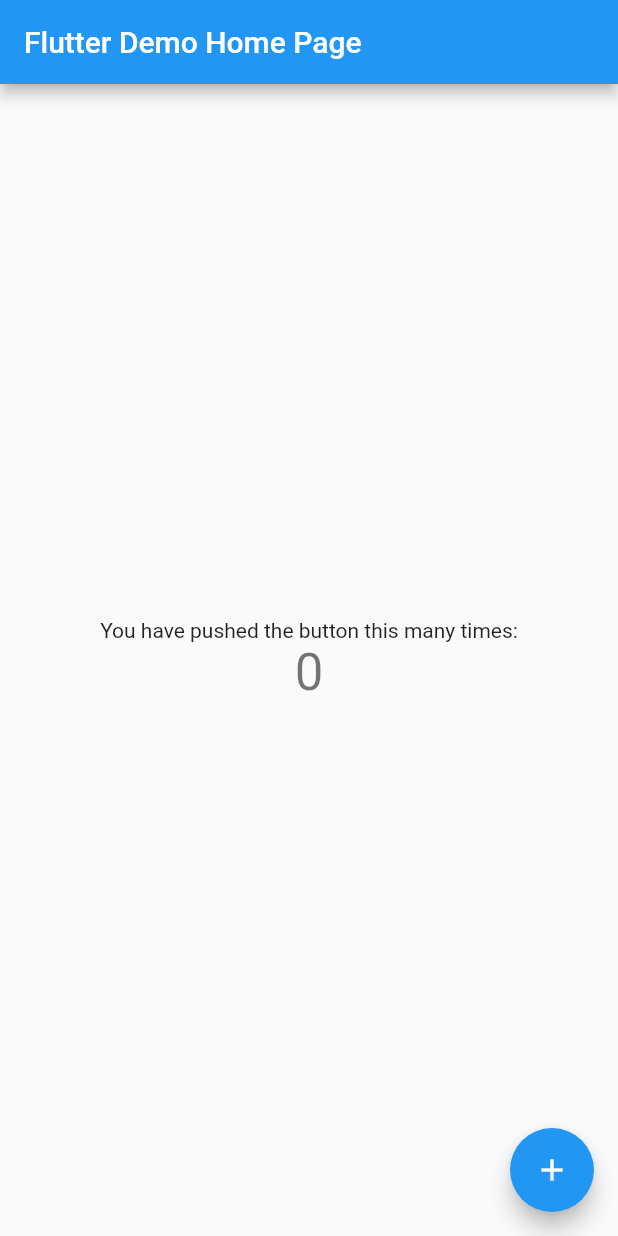
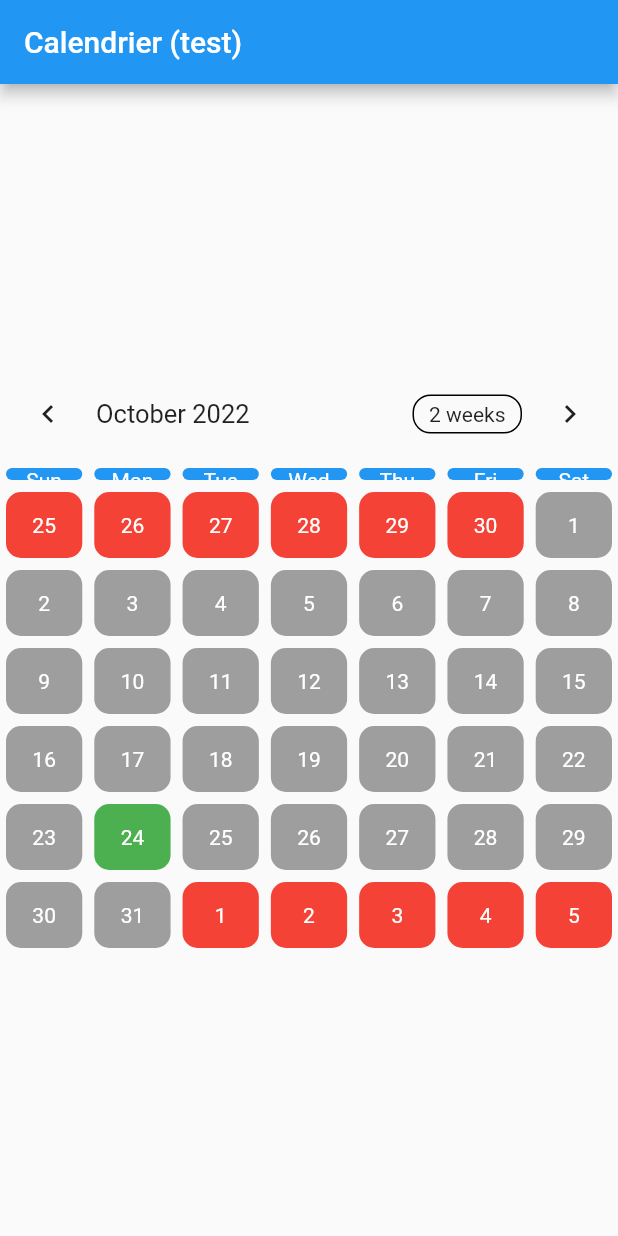
Before and after one commit to Danalias/APAL, a Flutter app: the screen it shows after launch, on a phone screen of 412 x 824 dp. Run offline on Flutter 3.47's test engine with Material 2 defaults, Android fonts, the phone set to English and light mode, and no system bars; drawn by our look-alikes of table_calendar.

Commit message:
[ADD] First Test Calendar

```diff
--- /dev/null
+++ b/lib/calendar.dart
@@ -0,0 +1,127 @@
+import 'package:flutter/cupertino.dart';
+import 'package:flutter/material.dart';
+import 'package:intl/intl.dart';
+import 'package:table_calendar/table_calendar.dart';
+
+// Page for the calendar to display Esport events
+class CalendarPage extends StatefulWidget {
+  const CalendarPage({super.key});
+
+  @override
+  _CalendarPageState createState() => _CalendarPageState();
+}
+
+final DateTime today = DateTime.now();
+
+class _CalendarPageState extends State<CalendarPage> {
+  DateTime? _selectedDay;
+  DateTime _focusedDay = today;
+  CalendarFormat _calendarFormat = CalendarFormat.month;
+
+  @override
+  Widget build(BuildContext context) {
+    return Scaffold(
+      appBar: AppBar(
+        title: const Text('Calendrier (test)'),
+      ),
+      body: Center(
+          // Create the calendar
+          child: TableCalendar<Widget>(
+        firstDay: DateTime.utc(2021, 10, 2),
+        lastDay: DateTime.utc(2024, 12, 31),
+        focusedDay: DateTime.now(),
+        // Adding interactivity to the calendar
+        selectedDayPredicate: (DateTime day) {
+          return isSameDay(_selectedDay, day);
+        },
+        onDaySelected: (DateTime selectedDay, DateTime focusedDay) {
+          setState(() {
+            _selectedDay = selectedDay;
+            _focusedDay = focusedDay;
+          });
+        },
+        calendarFormat: _calendarFormat,
+        onFormatChanged: (CalendarFormat format) {
+          setState(() {
+            _calendarFormat = format;
+          });
+        },
+        onPageChanged: (DateTime focusedDay) {
+          _focusedDay = focusedDay;
+        },
+        calendarBuilders: firstBuilder,
+      )),
+    );
+  }
+}
+
+// Use CalendarBuilders to customize the calendar
+
+CalendarBuilders<Widget> firstBuilder = CalendarBuilders<Widget>(
+  selectedBuilder: (BuildContext context, DateTime date, DateTime events) =>
+      Container(
+    margin: const EdgeInsets.all(4.0),
+    alignment: Alignment.center,
+    decoration: BoxDecoration(
+      color: Colors.blue,
+      borderRadius: BorderRadius.circular(10.0),
+    ),
+    child: Text(
+      date.day.toString(),
+      style: const TextStyle(color: Colors.white),
+    ),
+  ),
+  todayBuilder: (BuildContext context, DateTime date, DateTime events) =>
+      Container(
+    margin: const EdgeInsets.all(4.0),
+    alignment: Alignment.center,
+    decoration: BoxDecoration(
+      color: Colors.green,
+      borderRadius: BorderRadius.circular(10.0),
+    ),
+    child: Text(
+      date.day.toString(),
+      style: const TextStyle(color: Colors.white),
+    ),
+  ),
+  defaultBuilder: (BuildContext context, DateTime date, DateTime events) =>
+      Container(
+    margin: const EdgeInsets.all(4.0),
+    alignment: Alignment.center,
+    decoration: BoxDecoration(
+      color: Colors.grey,
+      borderRadius: BorderRadius.circular(10.0),
+    ),
+    child: Text(
+      date.day.toString(),
+      style: const TextStyle(color: Colors.white),
+    ),
+  ),
+  outsideBuilder: (BuildContext context, DateTime date, DateTime events) =>
+      Container(
+    margin: const EdgeInsets.all(4.0),
+    alignment: Alignment.center,
+    decoration: BoxDecoration(
+      color: Colors.red,
+      borderRadius: BorderRadius.circular(10.0),
+    ),
+    child: Text(
+      date.day.toString(),
+      style: const TextStyle(color: Colors.white),
+    ),
+  ),
+  dowBuilder: (BuildContext context, DateTime day) {
+    return Container(
+      margin: const EdgeInsets.all(4.0),
+      alignment: Alignment.center,
+      decoration: BoxDecoration(
+        color: Colors.blue,
+        borderRadius: BorderRadius.circular(10.0),
+      ),
+      child: Text(
+        DateFormat.E().format(day),
+        style: const TextStyle(color: Colors.white),
+      ),
+    );
+  },
+);
--- a/lib/main.dart
+++ b/lib/main.dart
@@ -1,4 +1,5 @@
 import 'package:flutter/material.dart';
+import 'calendar.dart';
 
 void main() {
   runApp(const MyApp());
@@ -13,103 +14,48 @@
     return MaterialApp(
       title: 'Flutter Demo',
       theme: ThemeData(
-        // This is the theme of your application.
-        //
-        // Try running your application with "flutter run". You'll see the
-        // application has a blue toolbar. Then, without quitting the app, try
-        // changing the primarySwatch below to Colors.green and then invoke
-        // "hot reload" (press "r" in the console where you ran "flutter run",
-        // or simply save your changes to "hot reload" in a Flutter IDE).
-        // Notice that the counter didn't reset back to zero; the application
-        // is not restarted.
         primarySwatch: Colors.blue,
       ),
-      home: const MyHomePage(title: 'Flutter Demo Home Page'),
+      home: CalendarPage(),
     );
   }
 }
 
-class MyHomePage extends StatefulWidget {
-  const MyHomePage({super.key, required this.title});
+// class MyHomePage extends StatefulWidget {
+//   const MyHomePage({super.key, required this.title});
 
-  // This widget is the home page of your application. It is stateful, meaning
-  // that it has a State object (defined below) that contains fields that affect
-  // how it looks.
+//   final String title;
 
-  // This class is the configuration for the state. It holds the values (in this
-  // case the title) provided by the parent (in this case the App widget) and
-  // used by the build method of the State. Fields in a Widget subclass are
-  // always marked "final".
+//   @override
+//   State<MyHomePage> createState() => _MyHomePageState();
+// }
 
-  final String title;
-
-  @override
-  State<MyHomePage> createState() => _MyHomePageState();
-}
-
-class _MyHomePageState extends State<MyHomePage> {
-  int _counter = 0;
-
-  void _incrementCounter() {
-    setState(() {
-      // This call to setState tells the Flutter framework that something has
-      // changed in this State, which causes it to rerun the build method below
-      // so that the display can reflect the updated values. If we changed
-      // _counter without calling setState(), then the build method would not be
-      // called again, and so nothing would appear to happen.
-      _counter++;
-    });
-  }
-
-  @override
-  Widget build(BuildContext context) {
-    // This method is rerun every time setState is called, for instance as done
-    // by the _incrementCounter method above.
-    //
-    // The Flutter framework has been optimized to make rerunning build methods
-    // fast, so that you can just rebuild anything that needs updating rather
-    // than having to individually change instances of widgets.
-    return Scaffold(
-      appBar: AppBar(
-        // Here we take the value from the MyHomePage object that was created by
-        // the App.build method, and use it to set our appbar title.
-        title: Text(widget.title),
-      ),
-      body: Center(
-        // Center is a layout widget. It takes a single child and positions it
-        // in the middle of the parent.
-        child: Column(
-          // Column is also a layout widget. It takes a list of children and
-          // arranges them vertically. By default, it sizes itself to fit its
-          // children horizontally, and tries to be as tall as its parent.
-          //
-          // Invoke "debug painting" (press "p" in the console, choose the
-          // "Toggle Debug Paint" action from the Flutter Inspector in Android
-          // Studio, or the "Toggle Debug Paint" command in Visual Studio Code)
-          // to see the wireframe for each widget.
-          //
-          // Column has various properties to control how it sizes itself and
-          // how it positions its children. Here we use mainAxisAlignment to
-          // center the children vertically; the main axis here is the vertical
-          // axis because Columns are vertical (the cross axis would be
-          // horizontal).
-          mainAxisAlignment: MainAxisAlignment.center,
-          children: <Widget>[
-            const Text(
-              'You have pushed the button this many times:',
-            ),
-            Text(
-              '$_counter',
-              style: Theme.of(context).textTheme.headline4,
-            ),
-          ],
-        ),
-      ),
-      floatingActionButton: FloatingActionButton(
-        onPressed: _incrementCounter,
-        tooltip: 'Increment',
-        child: const Icon(Icons.add),
-      ), // This trailing comma makes auto-formatting nicer for build methods.
-    );
-  }
-}
+// class _MyHomePageState extends State<MyHomePage> {
+//   @override
+//   Widget build(BuildContext context) {
+//     return Scaffold(
+//       appBar: AppBar(
+//         title: Text(widget.title),
+//       ),
+//       body: Center(
+//         child: Column(
+//           mainAxisAlignment: MainAxisAlignment.center,
+//           children: <Widget>[
+//             const Text(
+//               'You have pushed the button this many times:',
+//             ),
+//             Text(
+//               '$_counter',
+//               style: Theme.of(context).textTheme.headline4,
+//             ),
+//           ],
+//         ),
+//       ),
+//       floatingActionButton: FloatingActionButton(
+//         onPressed: _incrementCounter,
+//         tooltip: 'Increment',
+//         child: const Icon(Icons.add),
+//       ), // This trailing comma makes auto-formatting nicer for build methods.
+//     );
+//   }
+// }
--- a/pubspec.yaml
+++ b/pubspec.yaml
@@ -37,6 +37,9 @@
   # Use with the CupertinoIcons class for iOS style icons.
   cupertino_icons: ^1.0.2
   blackfoot_flutter_lint: ^1.0.6
+  table_calendar: ^3.0.7
+  intl: ^0.17.0
+  provider: ^6.0.4
 
 dev_dependencies:
   flutter_test:
```
Also changed, not shown: pubspec.lock.
